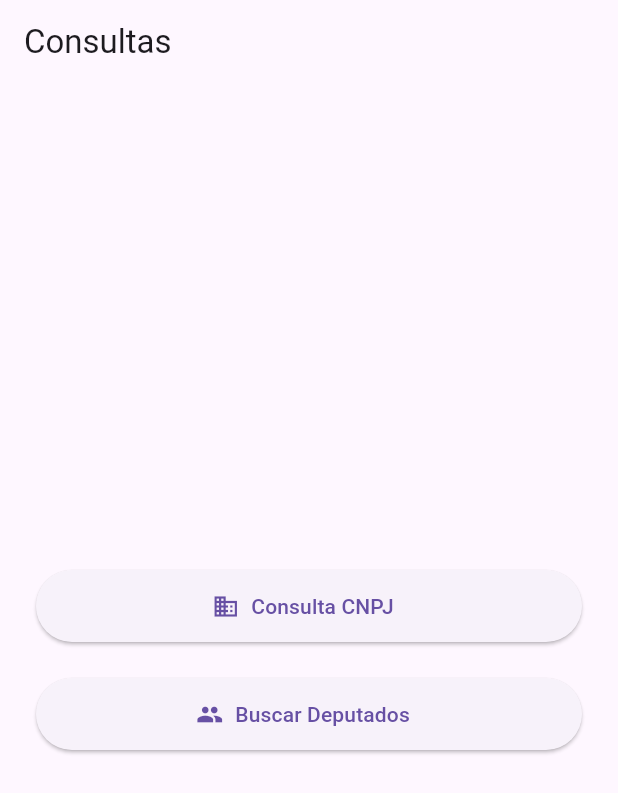
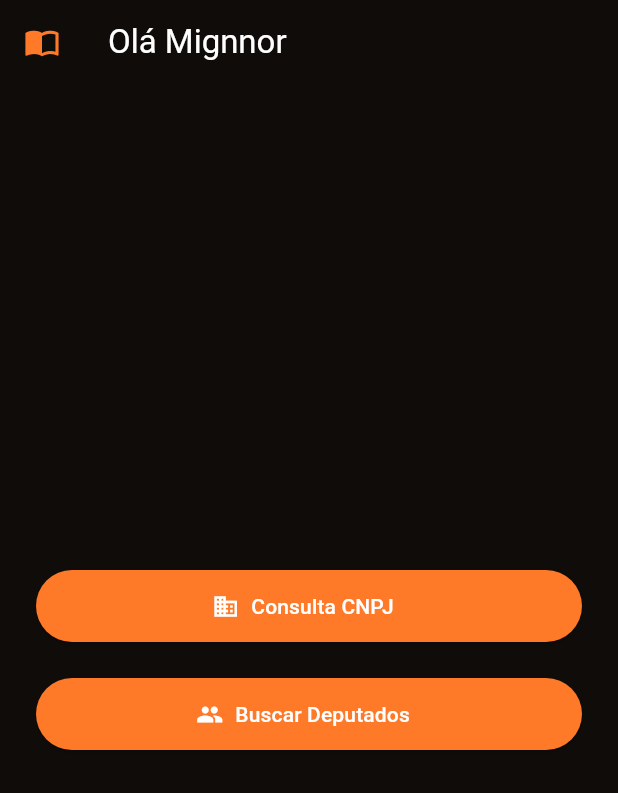
Before and after one commit to dallelaste0105/APIgov, a Flutter app: the screen it shows after launch, on a phone screen of 412 x 824 dp. Shown: the top 793 px of the screen. Run offline on Flutter 3.47's test engine with Material 3 defaults, Android fonts, the phone set to English and light mode, and no system bars.

Commit message:
style: tela de inicio

```diff
--- a/flasque/lib/screens/home.dart
+++ b/flasque/lib/screens/home.dart
@@ -6,7 +6,9 @@ class HomePage extends StatelessWidget {
   @override
   Widget build(BuildContext context) {
     return Scaffold(
-      appBar: AppBar(title: Text('Consultas')),
+      backgroundColor: const Color.fromARGB(255, 16, 12, 10),
+      appBar: AppBar(leading: Icon(Icons.import_contacts, color: const Color.fromARGB(255, 255, 122, 40)),
+        title: Text('Olá Mignnor', style: TextStyle(color: Colors.white),), backgroundColor: const Color.fromARGB(255, 16, 12, 10)),
       body: Center(
         child: Padding(
           padding: const EdgeInsets.all(24.0),
@@ -14,10 +16,11 @@ class HomePage extends StatelessWidget {
             mainAxisSize: MainAxisSize.min,
             children: [
               ElevatedButton.icon(
-                icon: Icon(Icons.business),
-                label: Text('Consulta CNPJ'),
+                icon: Icon(Icons.business, color: const Color.fromARGB(255, 255, 255, 255)),
+                label: Text('Consulta CNPJ', style: TextStyle(color: Colors.white),),
                 style: ElevatedButton.styleFrom(
                   minimumSize: Size(double.infinity, 48),
+                  backgroundColor: Color.fromARGB(255, 255, 122, 40)
                 ),
                 onPressed: () {
                   Navigator.push(
@@ -28,10 +31,11 @@ class HomePage extends StatelessWidget {
               ),
               SizedBox(height: 24),
               ElevatedButton.icon(
-                icon: Icon(Icons.people),
-                label: Text('Buscar Deputados'),
+                icon: Icon(Icons.people, color: const Color.fromARGB(255, 255, 255, 255)),
+                label: Text('Buscar Deputados', style: TextStyle(color: Colors.white)),
                 style: ElevatedButton.styleFrom(
                   minimumSize: Size(double.infinity, 48),
+                  backgroundColor: Color.fromARGB(255, 255, 122, 40)
                 ),
                 onPressed: () {
                   Navigator.push(
```
